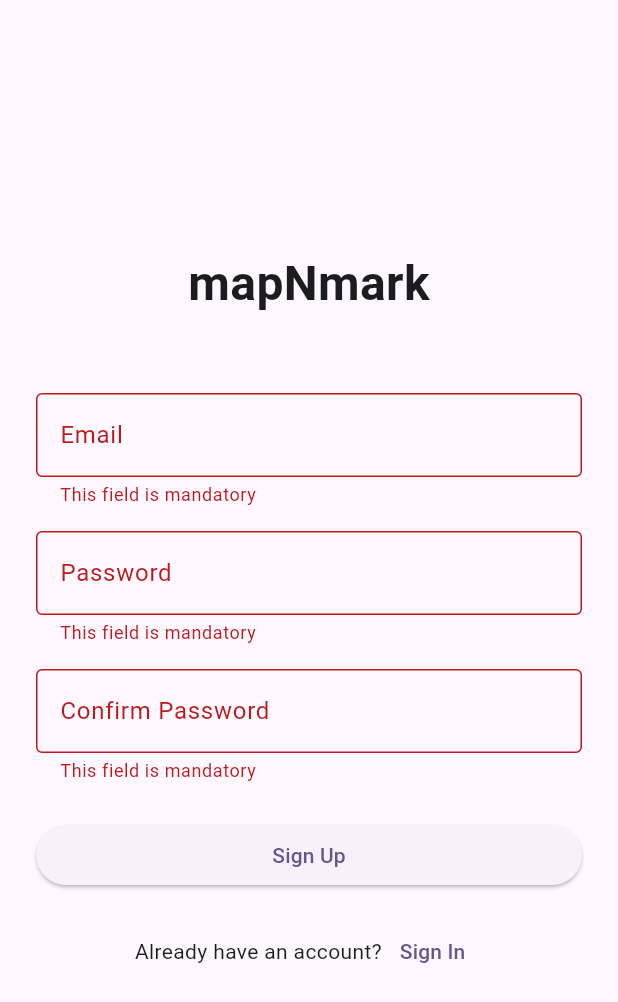
After one commit to 999Marius/mapNmark, a Flutter app: the SignUpScreen screen opened by its route, after a tap on "Sign Up", on a phone screen of 412 x 824 dp. The commit adds this screen. Shown: the top 1002 px of the screen. Run offline on Flutter 3.47's test engine with Material 3 defaults, Android fonts, the phone set to English and light mode, and no system bars; our stand-ins replace flutter_riverpod, supabase_flutter; accounts and stored records are empty; network calls fail.

Commit message:
added sign up option with most of the verification

```diff
--- /dev/null
+++ b/lib/features/auth/signup_screen.dart
@@ -0,0 +1,268 @@
+import 'package:flutter/material.dart';
+import 'package:flutter_riverpod/flutter_riverpod.dart';
+import 'package:map_n_mark/services/auth_service.dart';
+import 'package:map_n_mark/util/password_strength.dart';
+
+class SignUpScreen extends ConsumerStatefulWidget {
+  const SignUpScreen({super.key});
+
+  @override
+  ConsumerState<SignUpScreen> createState() => _SignUpScreenState();
+}
+
+class _SignUpScreenState extends ConsumerState<SignUpScreen> {
+  // Controllers to get text from input fields
+  final _emailController = TextEditingController();
+  final _passwordController = TextEditingController();
+  final _confirmPasswordController = TextEditingController();
+
+  bool _isLoading = false;
+  String? _emailError;
+  String? _passwordError;
+  String? _confirmPasswordError;
+  double _passwordStrength = 0;
+  List<String> _passwordRequirements = [];
+
+  @override
+  void initState() {
+    super.initState();
+    // Update password strength whenever user types
+    _passwordController.addListener(_updatePasswordStrength);
+  }
+
+  // Clean up controllers when screen is closed
+  @override
+  void dispose() {
+    _emailController.dispose();
+    _passwordController.removeListener(_updatePasswordStrength);
+    _passwordController.dispose();
+    _confirmPasswordController.dispose();
+    super.dispose();
+  }
+
+  // Calculate password strength as user types
+  void _updatePasswordStrength() {
+    final password = _passwordController.text;
+    setState(() {
+      _passwordStrength = PasswordStrength.calculate(password);
+      _passwordRequirements = PasswordStrength.unmentRequirements(password);
+
+      // Clear error when user starts typing
+      if (password.isNotEmpty) {
+        _passwordError = null;
+      }
+    });
+  }
+
+  // Function to handle sign up
+  Future<void> _signUp() async {
+    final email = _emailController.text.trim();
+    final password = _passwordController.text.trim();
+    final confirmPassword = _confirmPasswordController.text.trim();
+
+    // Check if email is valid
+    final emailRegex = RegExp(
+      r"^[a-zA-Z0-9.a-zA-Z0-9.!#$%&'*+-/=?^_`{|}~]+@[a-zA-Z0-9]+\.[a-zA-Z]+",
+    );
+
+    // Validate all fields
+    String? emailError;
+    String? passwordError;
+    String? confirmPasswordError;
+
+    if (email.isEmpty) {
+      emailError = 'This field is mandatory';
+    } else if (!emailRegex.hasMatch(email)) {
+      emailError = 'Invalid email address';
+    }
+
+    if (password.isEmpty) {
+      passwordError = 'This field is mandatory';
+    } else if (_passwordStrength < 1.0) {
+      passwordError = 'Password is not strong enough';
+    }
+
+    if (confirmPassword.isEmpty) {
+      confirmPasswordError = 'This field is mandatory';
+    } else if (password != confirmPassword) {
+      confirmPasswordError = 'Passwords do not match';
+    }
+
+    // If there are errors, show them and stop
+    if (emailError != null || passwordError != null || confirmPasswordError != null) {
+      setState(() {
+        _emailError = emailError;
+        _passwordError = passwordError;
+        _confirmPasswordError = confirmPasswordError;
+      });
+      return;
+    }
+
+    setState(() => _isLoading = true);
+
+    try {
+      final authService = ref.read(authServiceProvider);
+      await authService.signUp(email, password);
+
+      // Show success message
+      if (mounted) {
+        ScaffoldMessenger.of(context).showSnackBar(
+          const SnackBar(
+            content: Text('Signed up successfully! Please log in.'),
+            backgroundColor: Colors.green,
+          ),
+        );
+        Navigator.of(context).pushReplacementNamed('/login');
+      }
+    } catch (e) {
+      // Show error message
+      if (mounted) {
+        ScaffoldMessenger.of(context).showSnackBar(
+          SnackBar(
+            content: Text('Error: $e'),
+            backgroundColor: Colors.red,
+          ),
+        );
+      }
+    }
+
+    if (mounted) {
+      setState(() => _isLoading = false);
+    }
+  }
+
+  @override
+  Widget build(BuildContext context) {
+    // Calculate password strength color
+    final Color passwordStrengthColor =
+    _passwordController.text.isEmpty || _passwordError != null
+        ? Colors.transparent
+        : PasswordStrength.interpolateColor(_passwordStrength);
+
+    final borderColor = Theme.of(context).colorScheme.onSurface.withOpacity(0.38);
+    final primaryColor = Theme.of(context).colorScheme.primary;
+
+    return Scaffold(
+      body: Padding(
+        padding: const EdgeInsets.all(24.0),
+        child: Column(
+          mainAxisAlignment: MainAxisAlignment.center,
+          children: [
+            // App title
+            const Text(
+              'mapNmark',
+              style: TextStyle(
+                fontSize: 32,
+                fontWeight: FontWeight.bold,
+              ),
+            ),
+            const SizedBox(height: 50),
+
+            // Email input
+            TextField(
+              controller: _emailController,
+              decoration: InputDecoration(
+                labelText: 'Email',
+                border: const OutlineInputBorder(),
+                errorText: _emailError,
+              ),
+            ),
+            const SizedBox(height: 16),
+
+            // Password input with strength indicator
+            TextField(
+              controller: _passwordController,
+              obscureText: true,
+              decoration: InputDecoration(
+                labelText: 'Password',
+                border: const OutlineInputBorder(),
+                errorText: _passwordError,
+                enabledBorder: OutlineInputBorder(
+                  borderSide: BorderSide(
+                    color: passwordStrengthColor == Colors.transparent
+                        ? borderColor
+                        : passwordStrengthColor,
+                    width: 1.0,
+                  ),
+                ),
+                focusedBorder: OutlineInputBorder(
+                  borderSide: BorderSide(
+                    color: passwordStrengthColor == Colors.transparent
+                        ? primaryColor
+                        : passwordStrengthColor,
+                    width: 2.0,
+                  ),
+                ),
+              ),
+            ),
+
+            // Show password strength bar if password is entered
+            if (_passwordController.text.isNotEmpty && _passwordError == null) ...[
+              const SizedBox(height: 8),
+              LinearProgressIndicator(
+                value: _passwordStrength,
+                backgroundColor: Colors.grey[300],
+                color: passwordStrengthColor,
+                minHeight: 5,
+              ),
+              // Show what's missing from password requirements
+              if (_passwordRequirements.isNotEmpty)
+                Padding(
+                  padding: const EdgeInsets.only(top: 8.0),
+                  child: Column(
+                    crossAxisAlignment: CrossAxisAlignment.start,
+                    children: [
+                      for (var requirement in _passwordRequirements)
+                        Text(
+                          '• $requirement',
+                          style: Theme.of(context).textTheme.bodySmall,
+                        ),
+                    ],
+                  ),
+                ),
+            ],
+            const SizedBox(height: 16),
+
+            // Confirm password input
+            TextField(
+              controller: _confirmPasswordController,
+              obscureText: true,
+              decoration: InputDecoration(
+                labelText: 'Confirm Password',
+                border: const OutlineInputBorder(),
+                errorText: _confirmPasswordError,
+              ),
+            ),
+            const SizedBox(height: 24),
+
+            // Sign up button
+            SizedBox(
+              width: double.infinity,
+              child: ElevatedButton(
+                onPressed: _isLoading ? null : _signUp,
+                child: _isLoading
+                    ? const CircularProgressIndicator()
+                    : const Text('Sign Up'),
+              ),
+            ),
+            const SizedBox(height: 16),
+
+            // Go back to login button
+            Row(
+              mainAxisAlignment: MainAxisAlignment.center,
+              children: [
+                const Text('Already have an account?'),
+                TextButton(
+                  onPressed: () {
+                    Navigator.pop(context);
+                  },
+                  child: const Text('Sign In'),
+                ),
+              ],
+            ),
+          ],
+        ),
+      ),
+    );
+  }
+}
--- a/lib/services/auth_service.dart
+++ b/lib/services/auth_service.dart
@@ -10,5 +10,13 @@ class AuthService {
     }
   }
   Stream<AuthState> get authStateChanges => supabase.auth.onAuthStateChange;
+
+  Future<void> signUp(String email, String password) async {
+    try {
+      await supabase.auth.signUp(email: email, password: password);
+    } catch (e) {
+      print('Error during sign-up: $e');
+    }
+  }
 }
 final authServiceProvider = Provider((ref) => AuthService());
--- /dev/null
+++ b/lib/util/password_strength.dart
@@ -0,0 +1,40 @@
+
+import 'package:flutter/material.dart';
+
+class PasswordStrength{
+  static double calculate(String password) {
+    if (password.isEmpty) return 0;
+
+    double strength = 0;
+
+    if (password.length >= 8) strength += 0.25;
+    if (RegExp(r'[A-Z]').hasMatch(password)) strength += 0.25;
+    if (RegExp(r'[a-z]').hasMatch(password)) strength += 0.25;
+    if (RegExp(r'[!@#$%^&*(),.?":{}|<>]').hasMatch(password)) strength += 0.25;
+
+    return strength.clamp(0, 1);
+  }
+
+  static Color interpolateColor(double strength) {
+    strength = strength.clamp(0, 1);
+
+    if (strength <= 0.25) {
+      return Color.lerp(Colors.red, Colors.orange, strength / 0.25)!;
+    } else if (strength <= 0.5) {
+      return Color.lerp(Colors.orange, Colors.yellow, (strength - 0.25) / 0.25)!;
+    } else if (strength <= 0.75) {
+      return Color.lerp(Colors.yellow, Colors.lightGreen, (strength - 0.5) / 0.25)!;
+    } else {
+      return Color.lerp(Colors.lightGreen, Colors.green, (strength - 0.75) / 0.25)!;
+    }
+  }
+
+  static List<String> unmentRequirements(String password) {
+    List<String> missing = [];
+    if (password.length < 8) missing.add('At least 8 characters');
+    if (!RegExp(r'[A-Z]').hasMatch(password)) missing.add('At least one uppercase letter');
+    if (!RegExp(r'[a-z]').hasMatch(password)) missing.add('At least one lowercase letter');
+    if(!RegExp(r'[!@#$%^&*(),.?":{}|<>]').hasMatch(password)) missing.add('At least one special character');
+    return missing;
+  }
+}
```
Also changed, not shown: lib/features/auth/login_screen.dart (+14 -0 lines), lib/main.dart (+8 -4 lines), lib/services/location_service.dart (+233 -0 lines).
